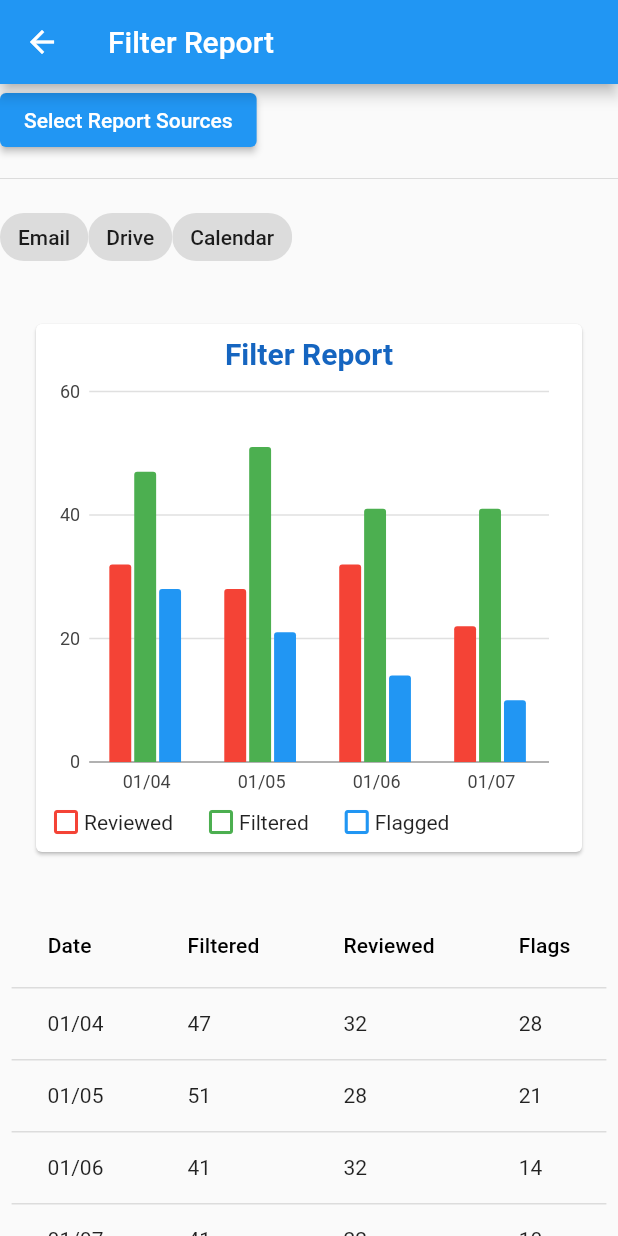
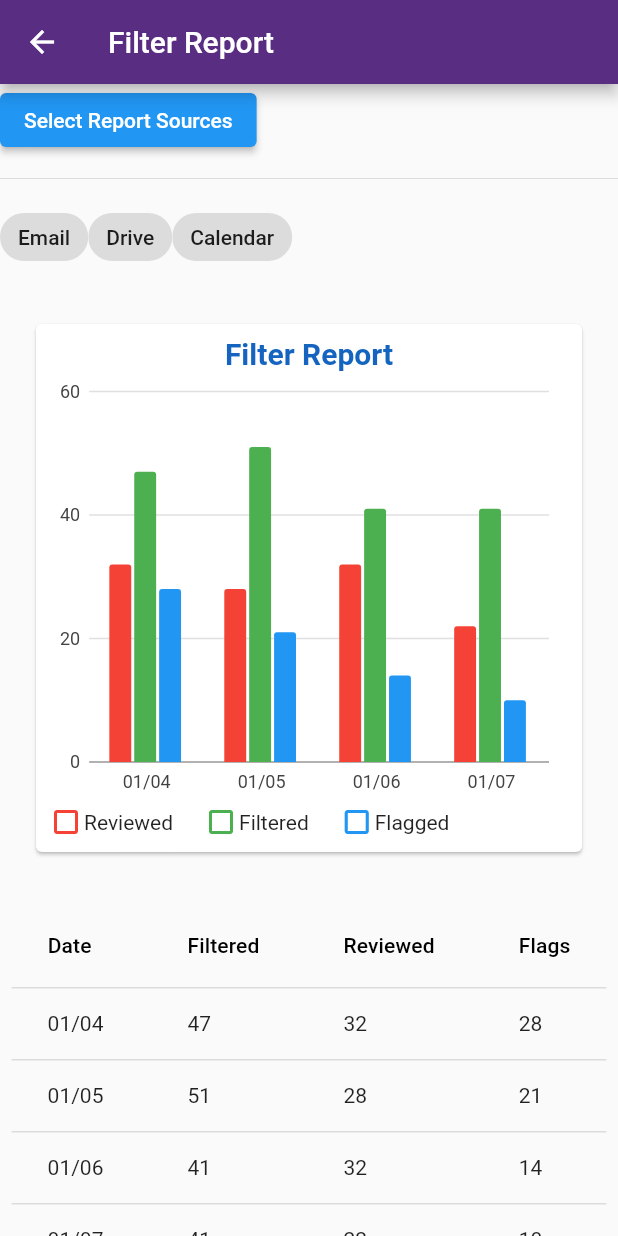
Before and after one commit to KevnLu/SafemailFlutter, a Flutter app: the FilterReport screen opened directly, on a phone screen of 412 x 824 dp. Run offline on Flutter 3.47's test engine with Material 2 defaults, Android fonts, the phone set to English and light mode, and no system bars; our stand-ins replace charts_flutter, firebase_core, firebase_messaging; missing offline and left inert: navigating_drawer; accounts and stored records are empty; statements that could not run were skipped.

Commit message:
Change bar color.

```diff
--- a/safemail_portal/lib/pages/filterreport.dart
+++ b/safemail_portal/lib/pages/filterreport.dart
@@ -44,6 +44,7 @@ class _FilterReportState extends State<FilterReport> {
       resizeToAvoidBottomInset: false,
       appBar: AppBar(
         title: const Text('Filter Report'),
+        backgroundColor: Color.fromRGBO(88, 45, 130, 1),
       ),
       body: SingleChildScrollView(
         //padding: const EdgeInsets.all(20),
--- a/safemail_portal/lib/sla.dart
+++ b/safemail_portal/lib/sla.dart
@@ -10,6 +10,7 @@ class sla extends StatelessWidget {
     return Scaffold(
         appBar: AppBar(
           title: const Text("SLA"),
+          backgroundColor: Color.fromRGBO(88, 45, 130, 1),
         ),
         body: RichText(
           text: TextSpan(
```
